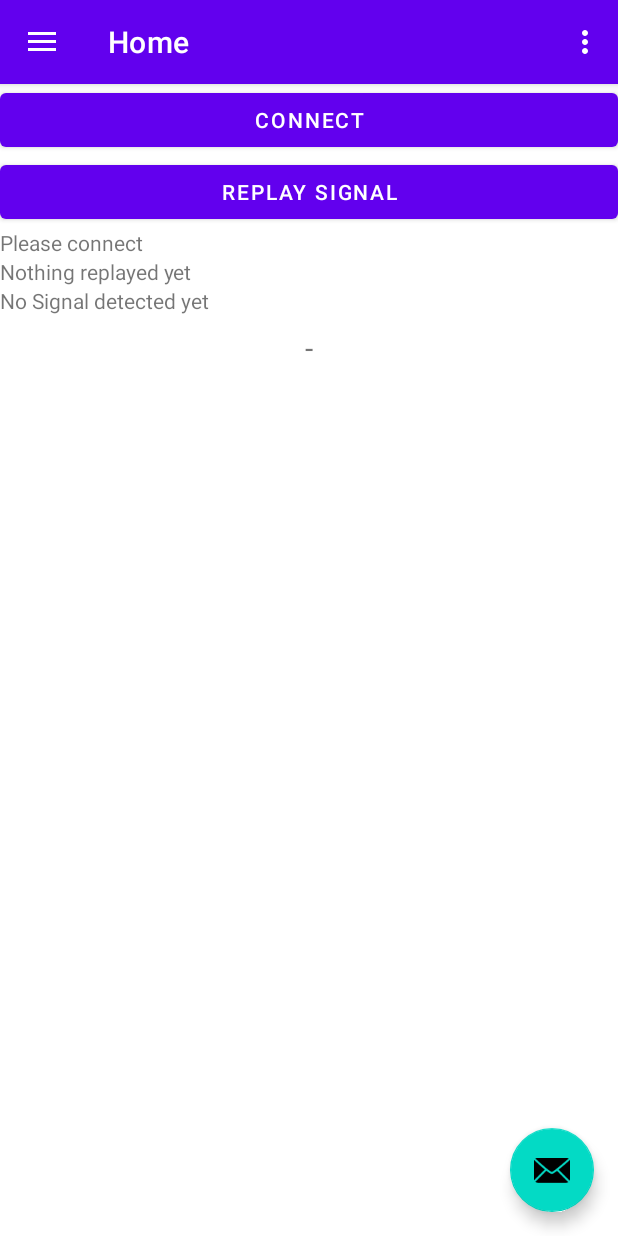
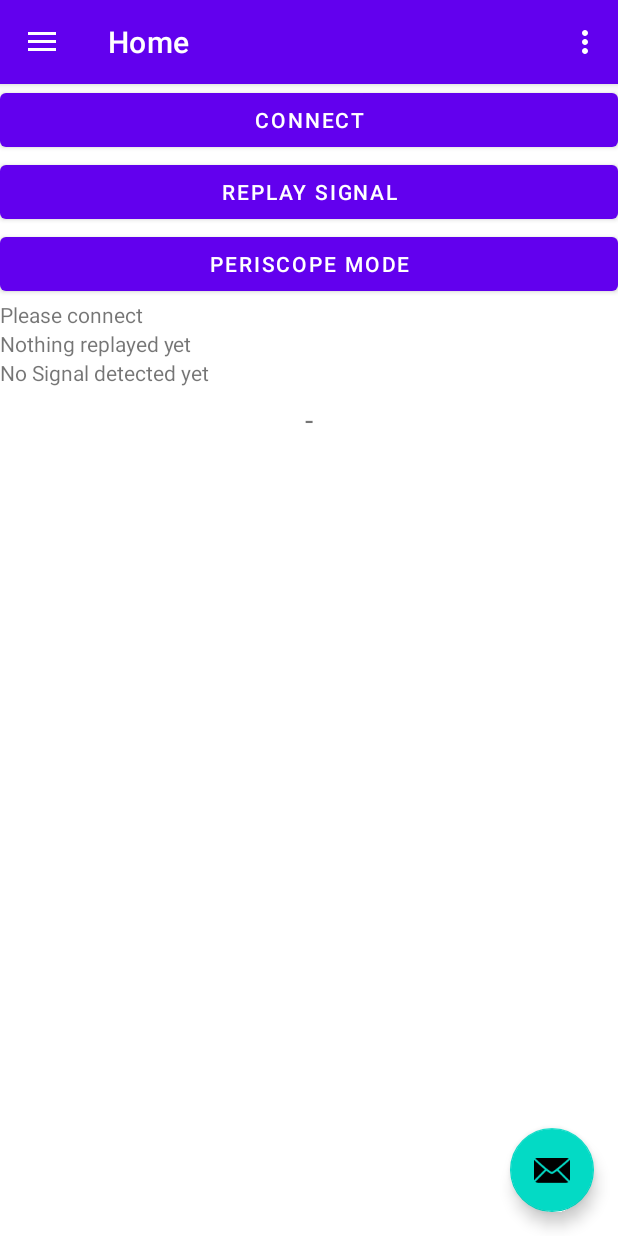
Before and after one commit to simondankelmann/SubMarine, an Android app: the screen it shows after launch (MainActivity), on a phone screen of 412 x 824 dp. Run offline under Robolectric (Android 15) with nearby library versions, the light colour scheme and no system bars; our stand-ins replace navigation-ui.

Commit message:
fixed small bugs

```diff
--- a/Android/SubMarine/app/src/main/java/de/simon/dankelmann/submarine/ui/home/HomeFragment.kt
+++ b/Android/SubMarine/app/src/main/java/de/simon/dankelmann/submarine/ui/home/HomeFragment.kt
@@ -94,6 +94,17 @@ class HomeFragment : Fragment() {
             }
         }
 
+        // PERISCOPE BUTTON
+        val periscopeButton: Button = binding.periscopeButton
+        periscopeButton.setOnClickListener { view ->
+            val command = "0002"
+            val commandId = "1234"
+
+            val commandString = command + commandId + "0002"
+
+            _bluetoothSerial!!.sendByteString(commandString + "\n", ::replayStatusCallback)
+        }
+
         return root
     }
 
--- a/Android/SubMarine/app/src/main/res/layout/fragment_home.xml
+++ b/Android/SubMarine/app/src/main/res/layout/fragment_home.xml
@@ -28,13 +28,22 @@
         app:layout_constraintTop_toBottomOf="@id/connectButton">
     </Button>
 
+    <Button
+        android:id="@+id/periscopeButton"
+        android:layout_width="match_parent"
+        android:layout_height="wrap_content"
+        android:text="Periscope Mode"
+        app:layout_constraintStart_toEndOf="@id/replayButton"
+        app:layout_constraintTop_toBottomOf="@id/replayButton">
+    </Button>
+
     <TextView
         android:id="@+id/connectionLabel"
         android:layout_width="match_parent"
         android:layout_height="wrap_content"
         android:text="Please connect"
-        app:layout_constraintStart_toEndOf="@id/replayButton"
-        app:layout_constraintTop_toBottomOf="@id/replayButton"
+        app:layout_constraintStart_toEndOf="@id/periscopeButton"
+        app:layout_constraintTop_toBottomOf="@id/periscopeButton"
         >
     </TextView>
 
```
Also changed, not shown: 1 other file.
